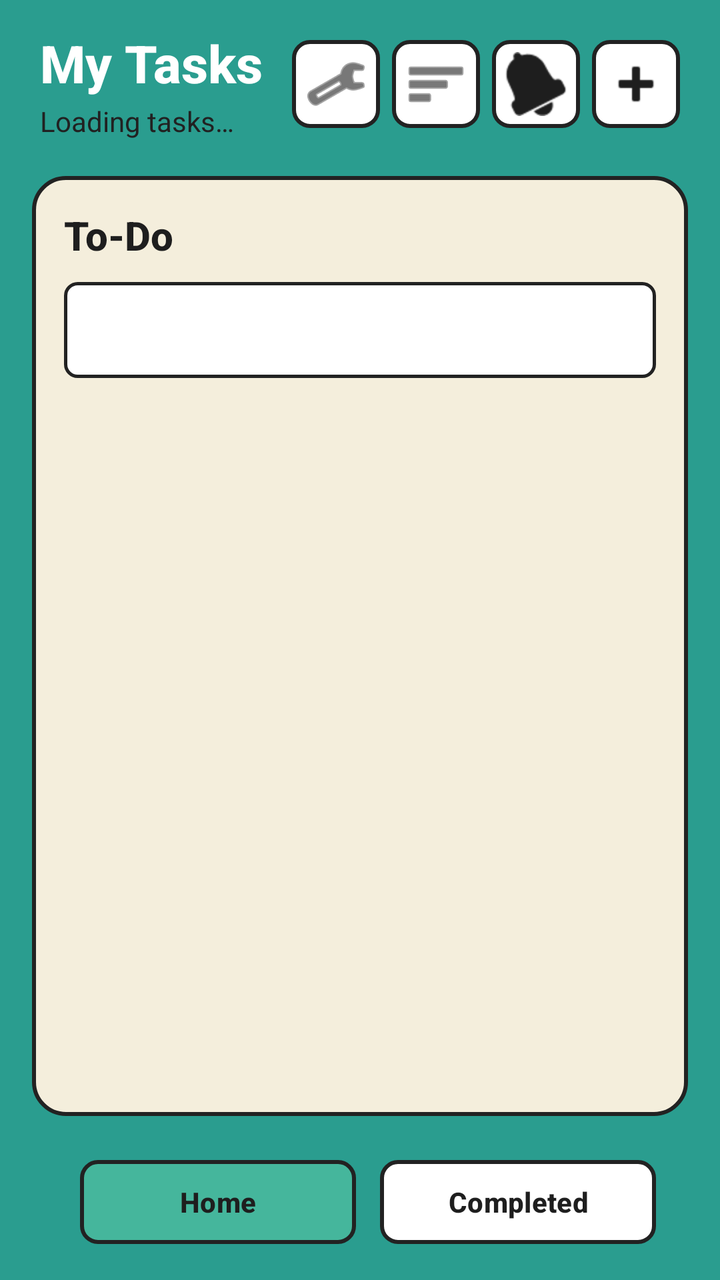
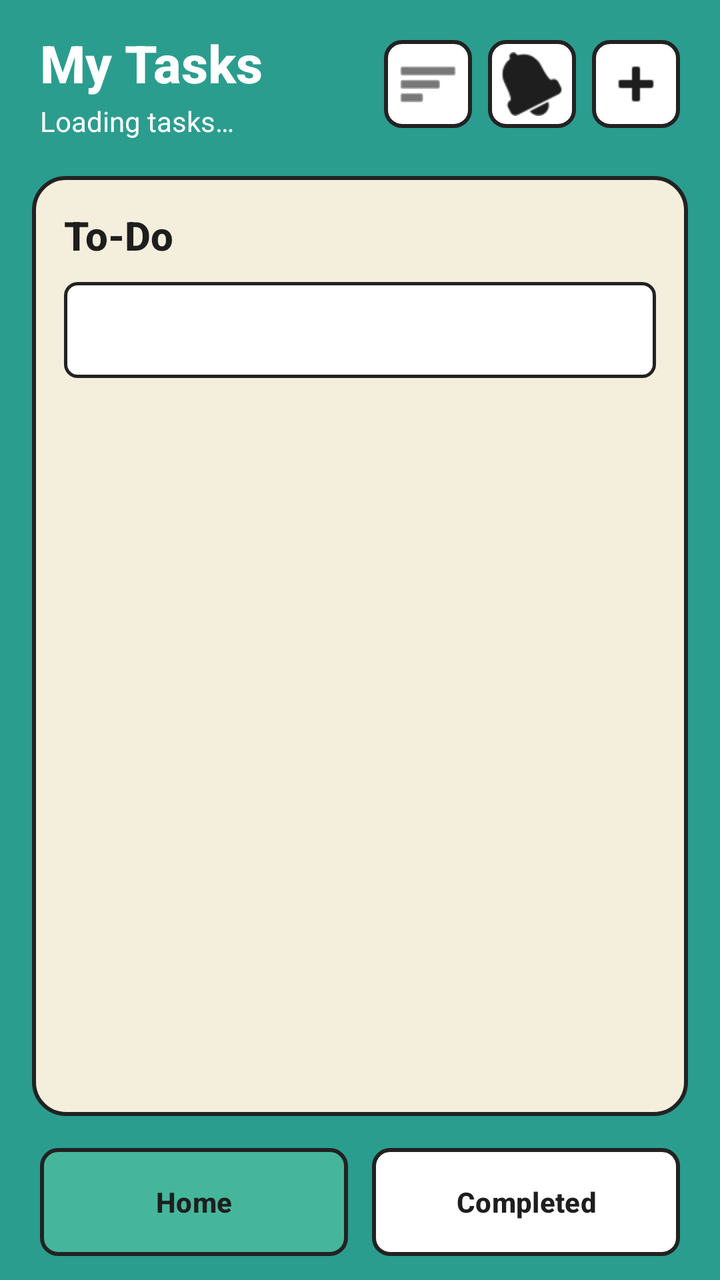

Before-and-after screenshots of an Android layout around one commit, followed by the original layout XML and the change that was made.
<!-- AndroidManifest.xml: application theme Theme.ApplicationProject -->
<!-- res/layout/activity_home_page.xml -->
<?xml version="1.0" encoding="utf-8"?>
<androidx.constraintlayout.widget.ConstraintLayout xmlns:android="http://schemas.android.com/apk/res/android"
    xmlns:app="http://schemas.android.com/apk/res-auto"
    xmlns:tools="http://schemas.android.com/tools"
    android:id="@+id/main"
    android:layout_width="match_parent"
    android:layout_height="match_parent"
    android:background="@color/app_teal"
    tools:context=".MainActivity">

    <LinearLayout
        android:id="@+id/homeHeader"
        android:layout_width="0dp"
        android:layout_height="wrap_content"
        android:layout_marginStart="20dp"
        android:layout_marginTop="14dp"
        android:layout_marginEnd="20dp"
        android:gravity="center_vertical"
        android:orientation="horizontal"
        app:layout_constraintEnd_toEndOf="parent"
        app:layout_constraintStart_toStartOf="parent"
        app:layout_constraintTop_toTopOf="parent">

        <LinearLayout
            android:layout_width="0dp"
            android:layout_height="wrap_content"
            android:layout_weight="1"
            android:orientation="vertical">

            <TextView
                android:layout_width="wrap_content"
                android:layout_height="wrap_content"
                android:fontFamily="sans-serif-medium"
                android:text="@string/home_title"
                android:textColor="@color/white"
                android:textSize="26sp"
                android:textStyle="bold"
                tools:ignore="VisualLintSystemUi" />

            <TextView
                android:id="@+id/tvTaskCount"
                android:layout_width="wrap_content"
                android:layout_height="wrap_content"
                android:layout_marginTop="2dp"
                android:text="@string/loading_tasks"
                android:textColor="#212121"
                android:textSize="14sp" />
        </LinearLayout>

        <ImageButton
            android:id="@+id/btnServerSettings"
            android:layout_width="44dp"
            android:layout_height="44dp"
            android:layout_marginEnd="6dp"
            android:background="@drawable/bg_button_white"
            android:contentDescription="@string/server_settings"
            android:src="@android:drawable/ic_menu_preferences"
            app:tint="@color/text_dark"
            tools:ignore="TouchTargetSizeCheck" />

        <ImageButton
            android:id="@+id/btnCategories"
            android:layout_width="44dp"
            android:layout_height="44dp"
            android:layout_marginEnd="6dp"
            android:background="@drawable/bg_button_white"
            android:contentDescription="@string/category_button"
            android:src="@android:drawable/ic_menu_sort_by_size"
            app:tint="@color/text_dark"
            tools:ignore="TouchTargetSizeCheck" />

        <ImageButton
            android:id="@+id/btnNotification"
            android:layout_width="44dp"
            android:layout_height="44dp"
            android:layout_marginEnd="6dp"
            android:background="@drawable/bg_button_white"
            android:contentDescription="@string/notifications3"
            android:src="@android:drawable/ic_popup_reminder"
            app:tint="@color/text_dark"
            tools:ignore="TouchTargetSizeCheck" />

        <ImageButton
            android:id="@+id/btnAdd"
            android:layout_width="44dp"
            android:layout_height="44dp"
            android:background="@drawable/bg_button_white"
            android:contentDescription="@string/add_task"
            android:src="@android:drawable/ic_input_add"
            app:tint="@color/text_dark"
            tools:ignore="TouchTargetSizeCheck" />
    </LinearLayout>

    <androidx.constraintlayout.widget.ConstraintLayout
        android:id="@+id/mainCard"
        style="?android:attr/buttonBarStyle"
        android:layout_width="0dp"
        android:layout_height="0dp"
        android:layout_marginStart="16dp"
        android:layout_marginTop="18dp"
        android:layout_marginEnd="16dp"
        android:layout_marginBottom="16dp"
        android:background="@drawable/bg_card_cream"
        android:padding="16dp"
        app:layout_constraintBottom_toTopOf="@id/bottomNav"
        app:layout_constraintEnd_toEndOf="parent"
        app:layout_constraintStart_toStartOf="parent"
        app:layout_constraintTop_toBottomOf="@id/homeHeader">

        <TextView
            android:id="@+id/tvCategoryHeader"
            android:layout_width="0dp"
            android:layout_height="wrap_content"
            android:fontFamily="sans-serif-medium"
            android:text="@string/pending_tasks"
            android:textColor="@color/text_dark"
            android:textSize="20sp"
            android:textStyle="bold"
            app:layout_constraintEnd_toEndOf="parent"
            app:layout_constraintStart_toStartOf="parent"
            app:layout_constraintTop_toTopOf="parent" />

        <Spinner
            android:id="@+id/spinnerCategoryFilter"
            android:layout_width="0dp"
            android:layout_height="48dp"
            android:layout_marginTop="10dp"
            android:background="@drawable/bg_edit_text"
            android:paddingStart="10dp"
            android:paddingEnd="10dp"
            app:layout_constraintEnd_toEndOf="parent"
            app:layout_constraintStart_toStartOf="parent"
            app:layout_constraintTop_toBottomOf="@id/tvCategoryHeader" />

        <ScrollView
            android:layout_width="0dp"
            android:layout_height="0dp"
            android:layout_marginTop="12dp"
            android:fillViewport="true"
            app:layout_constraintBottom_toBottomOf="parent"
            app:layout_constraintEnd_toEndOf="parent"
            app:layout_constraintStart_toStartOf="parent"
            app:layout_constraintTop_toBottomOf="@id/spinnerCategoryFilter"
            tools:ignore="SpeakableTextPresentCheck">

            <LinearLayout
                android:id="@+id/taskList"
                style="?android:attr/buttonBarStyle"
                android:layout_width="match_parent"
                android:layout_height="wrap_content"
                android:orientation="vertical"
                android:paddingBottom="8dp" />
        </ScrollView>
    </androidx.constraintlayout.widget.ConstraintLayout>

    <LinearLayout
        android:id="@+id/bottomNav"
        style="?android:attr/buttonBarButtonStyle"
        android:layout_width="0dp"
        android:layout_height="54dp"
        android:layout_marginStart="20dp"
        android:layout_marginEnd="20dp"
        android:layout_marginBottom="12dp"
        android:orientation="horizontal"
        app:layout_constraintBottom_toBottomOf="parent"
        app:layout_constraintEnd_toEndOf="parent"
        app:layout_constraintStart_toStartOf="parent">

        <Button
            android:id="@+id/btnHomeNav"
            style="?android:attr/buttonBarButtonStyle"
            android:layout_width="0dp"
            android:layout_height="match_parent"
            android:layout_marginEnd="6dp"
            android:layout_weight="1"
            android:background="@drawable/bg_button_teal"
            android:text="@string/home1"
            android:textColor="@color/text_dark"
            android:textStyle="bold"
            app:backgroundTint="@null"
            tools:ignore="TouchTargetSizeCheck,VisualLintButtonSize" />

        <Button
            android:id="@+id/btnCompletedNav"
            android:layout_width="0dp"
            android:layout_height="match_parent"
            android:layout_marginStart="6dp"
            android:layout_weight="1"
            android:background="@drawable/bg_button_white"
            android:text="@string/completed2"
            android:textColor="@color/text_dark"
            android:textStyle="bold"
            app:backgroundTint="@null"
            tools:ignore="ButtonStyle,TouchTargetSizeCheck,VisualLintButtonSize" />
    </LinearLayout>
</androidx.constraintlayout.widget.ConstraintLayout>
<!-- resources referenced by this layout -->
<resources>
  <color name="app_teal">#2A9D8F</color>
  <color name="text_dark">#1E1E1E</color>
  <color name="white">#FFFFFFFF</color>
  <!-- drawable bg_button_teal (drawable) -->
  <?xml version="1.0" encoding="utf-8"?>
  <shape xmlns:android="http://schemas.android.com/apk/res/android"
      android:shape="rectangle">
      <solid android:color="@color/header_teal" />
      <stroke android:width="2dp" android:color="@color/border_dark" />
      <corners android:radius="8dp" />
  </shape>
  <!-- drawable bg_button_white (drawable) -->
  <?xml version="1.0" encoding="utf-8"?>
  <shape xmlns:android="http://schemas.android.com/apk/res/android"
      android:shape="rectangle">
      <solid android:color="@color/white" />
      <stroke android:width="2dp" android:color="@color/border_dark" />
      <corners android:radius="8dp" />
  </shape>
  <!-- drawable bg_card_cream (drawable) -->
  <?xml version="1.0" encoding="utf-8"?>
  <shape xmlns:android="http://schemas.android.com/apk/res/android"
      android:shape="rectangle">
      <solid android:color="@color/card_cream" />
      <stroke android:width="2dp" android:color="@color/border_dark" />
      <corners android:radius="16dp" />
  </shape>
  <!-- drawable bg_edit_text (drawable) -->
  <?xml version="1.0" encoding="utf-8"?>
  <shape xmlns:android="http://schemas.android.com/apk/res/android"
      android:shape="rectangle">
      <solid android:color="@color/white" />
      <stroke android:width="1.5dp" android:color="@color/border_dark" />
      <corners android:radius="6dp" />
  </shape>
  <string name="add_task">Add Task</string>
  <string name="category_button">Categories</string>
  <string name="completed2">Completed</string>
  <string name="home1">Home</string>
  <string name="home_title">My Tasks</string>
  <string name="loading_tasks">Loading tasks…</string>
  <string name="notifications3">Notifications</string>
  <string name="pending_tasks">To-Do</string>
  <string name="server_settings">Server Settings</string>
  <style name="Theme.ApplicationProject" parent="Base.Theme.ApplicationProject" />
  <color name="header_teal">#45B69C</color>
  <color name="border_dark">#222222</color>
  <color name="card_cream">#F4EEDC</color>
  <style name="Base.Theme.ApplicationProject" parent="Theme.Material3.DayNight.NoActionBar">
          
          
      </style>
</resources>

<!-- the commit's change to res/layout/activity_home_page.xml (unified diff, before → after) -->
@@ -34,8 +34,7 @@
                 android:text="@string/home_title"
                 android:textColor="@color/white"
                 android:textSize="26sp"
-                android:textStyle="bold"
-                tools:ignore="VisualLintSystemUi" />
+                android:textStyle="bold" />
 
             <TextView
                 android:id="@+id/tvTaskCount"
@@ -43,42 +42,29 @@
                 android:layout_height="wrap_content"
                 android:layout_marginTop="2dp"
                 android:text="@string/loading_tasks"
-                android:textColor="#212121"
+                android:textColor="@color/white"
                 android:textSize="14sp" />
         </LinearLayout>
-
-        <ImageButton
-            android:id="@+id/btnServerSettings"
-            android:layout_width="44dp"
-            android:layout_height="44dp"
-            android:layout_marginEnd="6dp"
-            android:background="@drawable/bg_button_white"
-            android:contentDescription="@string/server_settings"
-            android:src="@android:drawable/ic_menu_preferences"
-            app:tint="@color/text_dark"
-            tools:ignore="TouchTargetSizeCheck" />
 
         <ImageButton
             android:id="@+id/btnCategories"
             android:layout_width="44dp"
             android:layout_height="44dp"
-            android:layout_marginEnd="6dp"
+            android:layout_marginEnd="8dp"
             android:background="@drawable/bg_button_white"
             android:contentDescription="@string/category_button"
             android:src="@android:drawable/ic_menu_sort_by_size"
-            app:tint="@color/text_dark"
-            tools:ignore="TouchTargetSizeCheck" />
+            app:tint="@color/text_dark" />
 
         <ImageButton
             android:id="@+id/btnNotification"
             android:layout_width="44dp"
             android:layout_height="44dp"
-            android:layout_marginEnd="6dp"
+            android:layout_marginEnd="8dp"
             android:background="@drawable/bg_button_white"
             android:contentDescription="@string/notifications3"
             android:src="@android:drawable/ic_popup_reminder"
-            app:tint="@color/text_dark"
-            tools:ignore="TouchTargetSizeCheck" />
+            app:tint="@color/text_dark" />
 
         <ImageButton
             android:id="@+id/btnAdd"
@@ -87,13 +73,11 @@
             android:background="@drawable/bg_button_white"
             android:contentDescription="@string/add_task"
             android:src="@android:drawable/ic_input_add"
-            app:tint="@color/text_dark"
-            tools:ignore="TouchTargetSizeCheck" />
+            app:tint="@color/text_dark" />
     </LinearLayout>
 
     <androidx.constraintlayout.widget.ConstraintLayout
         android:id="@+id/mainCard"
-        style="?android:attr/buttonBarStyle"
         android:layout_width="0dp"
         android:layout_height="0dp"
         android:layout_marginStart="16dp"
@@ -140,12 +124,10 @@
             app:layout_constraintBottom_toBottomOf="parent"
             app:layout_constraintEnd_toEndOf="parent"
             app:layout_constraintStart_toStartOf="parent"
-            app:layout_constraintTop_toBottomOf="@id/spinnerCategoryFilter"
-            tools:ignore="SpeakableTextPresentCheck">
+            app:layout_constraintTop_toBottomOf="@id/spinnerCategoryFilter">
 
             <LinearLayout
                 android:id="@+id/taskList"
-                style="?android:attr/buttonBarStyle"
                 android:layout_width="match_parent"
                 android:layout_height="wrap_content"
                 android:orientation="vertical"
@@ -155,7 +137,6 @@
 
     <LinearLayout
         android:id="@+id/bottomNav"
-        style="?android:attr/buttonBarButtonStyle"
         android:layout_width="0dp"
         android:layout_height="54dp"
         android:layout_marginStart="20dp"
@@ -168,7 +149,6 @@
 
         <Button
             android:id="@+id/btnHomeNav"
-            style="?android:attr/buttonBarButtonStyle"
             android:layout_width="0dp"
             android:layout_height="match_parent"
             android:layout_marginEnd="6dp"
@@ -177,8 +157,7 @@
             android:text="@string/home1"
             android:textColor="@color/text_dark"
             android:textStyle="bold"
-            app:backgroundTint="@null"
-            tools:ignore="TouchTargetSizeCheck,VisualLintButtonSize" />
+            app:backgroundTint="@null" />
 
         <Button
             android:id="@+id/btnCompletedNav"
@@ -190,7 +169,6 @@
             android:text="@string/completed2"
             android:textColor="@color/text_dark"
             android:textStyle="bold"
-            app:backgroundTint="@null"
-            tools:ignore="ButtonStyle,TouchTargetSizeCheck,VisualLintButtonSize" />
+            app:backgroundTint="@null" />
     </LinearLayout>
 </androidx.constraintlayout.widget.ConstraintLayout>
<!-- resource entries referenced after the edit -->
@@ -43,7 +43,6 @@
   <string name="loading_tasks">Loading tasks…</string>
   <string name="notifications3">Notifications</string>
   <string name="pending_tasks">To-Do</string>
-  <string name="server_settings">Server Settings</string>
   <style name="Theme.ApplicationProject" parent="Base.Theme.ApplicationProject" />
   <color name="header_teal">#45B69C</color>
   <color name="border_dark">#222222</color>
